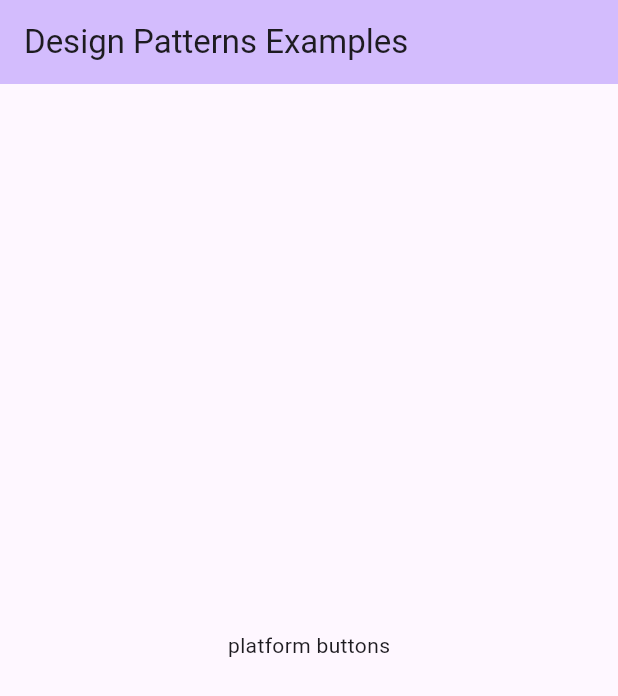
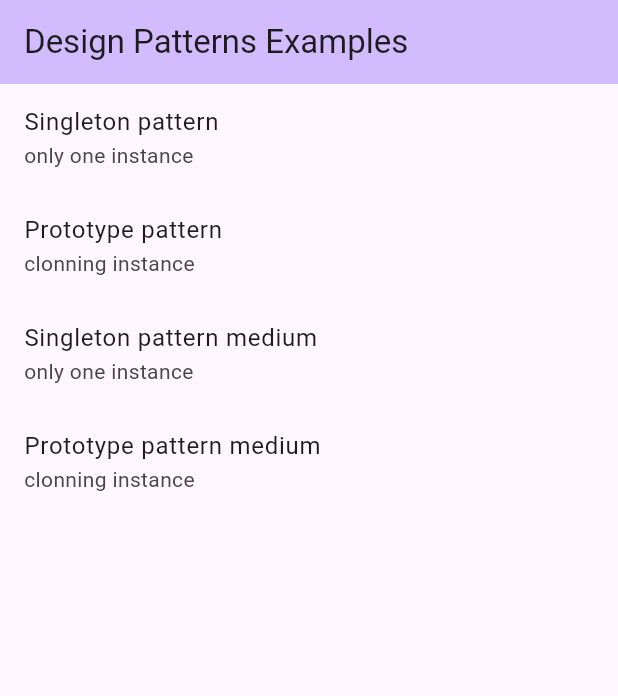
Before and after one commit to AhmedYosryIbrahim/design_patterns, a Flutter app: the screen it shows after launch, on a phone screen of 412 x 824 dp. Shown: the top 696 px of the screen. Run offline on Flutter 3.47's test engine with Material 2 defaults, Android fonts, the light colour scheme and no system bars.

Commit message:
adapter pattern'

```diff
--- /dev/null
+++ b/lib/adapter_pattern.dart
@@ -0,0 +1,78 @@
+import 'dart:convert';
+
+class YoutubeApi {
+  String getYoutubePosts() {
+    return '''
+[
+  {
+    "title":"Singleton pattern",
+    "desc":"only one instance"
+  },
+  {
+    "title":"Prototype pattern",
+    "desc":"clonning instance"
+  }
+]
+''';
+  }
+}
+
+class MediumApi {
+  String getMediumPosts() {
+    return '''
+[
+  {
+    "header":"Singleton pattern medium",
+    "bio":"only one instance"
+  },
+  {
+    "header":"Prototype pattern medium",
+    "bio":"clonning instance"
+  }
+]
+''';
+  }
+}
+
+class Post {
+  final String title;
+  final String bio;
+
+  Post({
+    required this.title,
+    required this.bio,
+  });
+}
+
+abstract class PostApi {
+  List<Post> getPosts();
+}
+
+class YoutubeAdabter extends PostApi {
+  final YoutubeApi _youtubeApi = YoutubeApi();
+  @override
+  List<Post> getPosts() {
+    final data = jsonDecode(_youtubeApi.getYoutubePosts()) as List;
+
+    return data.map((e) => Post(title: e['title'], bio: e['desc'])).toList();
+  }
+}
+
+class MediumAdabter extends PostApi {
+  final MediumApi _mediumApi = MediumApi();
+  @override
+  List<Post> getPosts() {
+    final data = jsonDecode(_mediumApi.getMediumPosts()) as List;
+
+    return data.map((e) => Post(title: e['header'], bio: e['bio'])).toList();
+  }
+}
+
+class PostApiImpl extends PostApi {
+  final YoutubeAdabter _youtubeAdabter = YoutubeAdabter();
+  final MediumAdabter _mediumAdabter = MediumAdabter();
+  @override
+  List<Post> getPosts() {
+    return _youtubeAdabter.getPosts() + _mediumAdabter.getPosts();
+  }
+}
--- a/lib/main.dart
+++ b/lib/main.dart
@@ -1,3 +1,4 @@
+import 'package:factory_design_patterne/adapter_pattern.dart';
 import 'package:flutter/material.dart';
 
 void main() {
@@ -30,26 +31,32 @@ class MyHomePage extends StatefulWidget {
 }
 
 class _MyHomePageState extends State<MyHomePage> {
+  final PostApi postApi = PostApiImpl();
+  List<Post> posts = [];
+
+  @override
+  void initState() {
+    posts = postApi.getPosts();
+    super.initState();
+  }
+
   @override
   Widget build(BuildContext context) {
     return Scaffold(
-      appBar: AppBar(
-        backgroundColor: Theme.of(context).colorScheme.inversePrimary,
-        title: Text(widget.title),
-      ),
-      body: const Center(
-        child: Column(
-          mainAxisAlignment: MainAxisAlignment.center,
-          children: <Widget>[
-            Text(
-              'platform buttons',
-            ),
-            SizedBox(
-              height: 20,
-            ),
-          ],
+        appBar: AppBar(
+          backgroundColor: Theme.of(context).colorScheme.inversePrimary,
+          title: Text(widget.title),
         ),
-      ),
-    );
+        body: ListView.builder(
+          itemCount: posts.length,
+          itemBuilder: (context, index) {
+            final post = posts[index];
+
+            return ListTile(
+              title: Text(post.title),
+              subtitle: Text(post.bio),
+            );
+          },
+        ));
   }
 }
```
